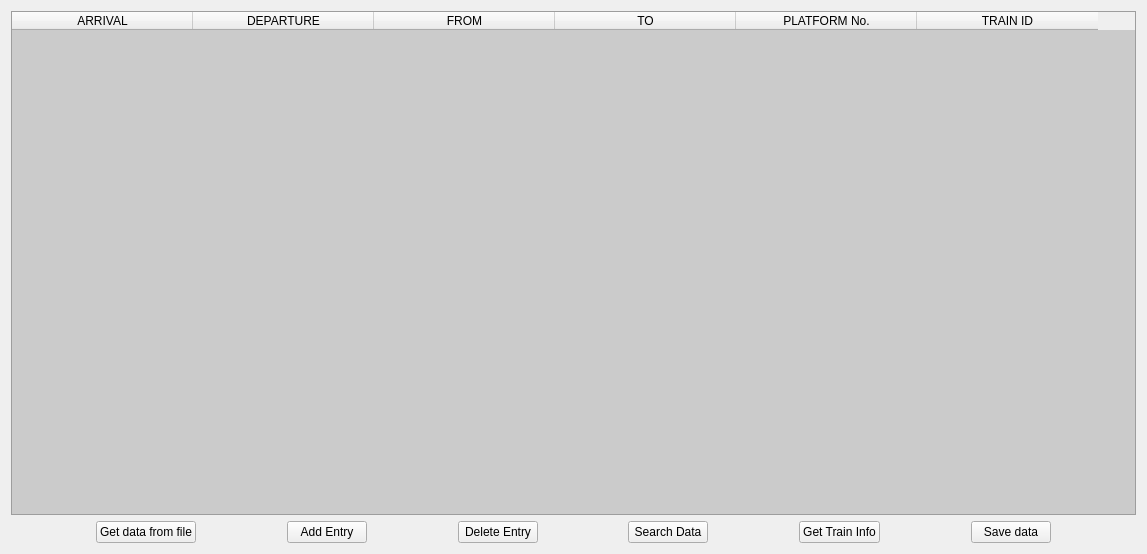
The window that ui/mainwindow.ui (Kuboss949/PociagiQT) describes before a commit, drawn with Qt 5.
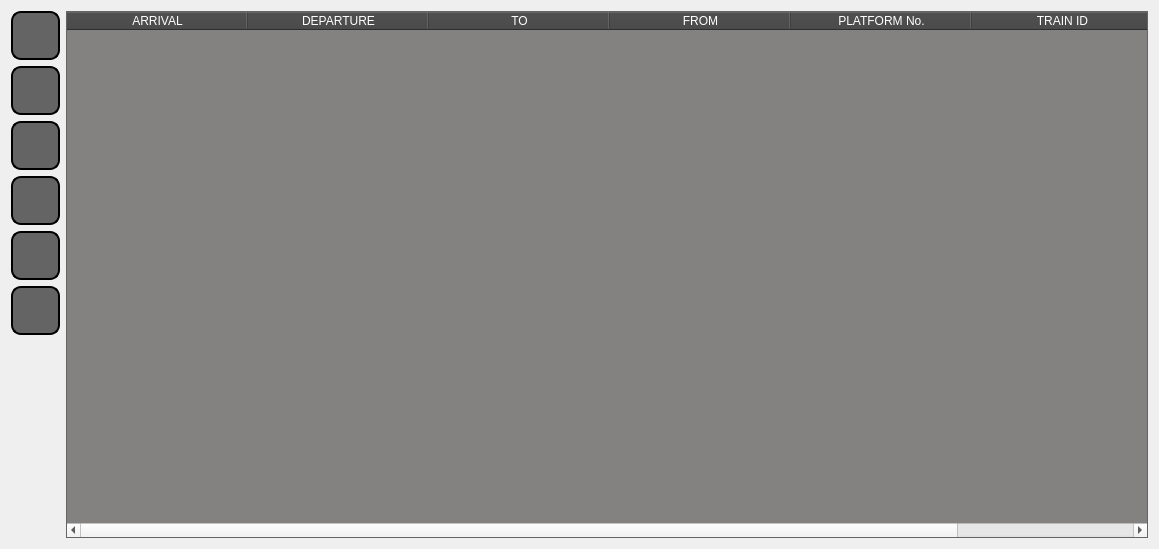
The same window after the commit. Icons and pictures are not drawn.

Commit message: better layout, some bugs to fix

Diff of the .ui file:
```diff
--- a/ui/mainwindow.ui
+++ b/ui/mainwindow.ui
@@ -6,23 +6,120 @@
    <rect>
     <x>0</x>
     <y>0</y>
-    <width>1147</width>
-    <height>554</height>
+    <width>1159</width>
+    <height>549</height>
    </rect>
   </property>
   <property name="windowTitle">
    <string>MainWindow</string>
   </property>
+  <property name="styleSheet">
+   <string notr="true">QTableWidget{
+	background-color: rgb(131, 130, 129);
+	font-size:12px;
+	gridline-color: rgb(0, 0, 0);
+}
+QHeaderView{
+	background-color: rgb(65, 65, 65);
+	color:white;
+	font: 700 14px &quot;Segoe UI&quot;;
+}
+QPushButton{
+height:45px;
+width:45px;
+border: 2px solid black;
+border-radius:10px;
+background-color: rgb(100, 100, 100);
+}
+QPushButton:hover{
+background-color:rgb(129, 129, 129) ;
+}
+</string>
+  </property>
   <layout class="QVBoxLayout" name="verticalLayout">
    <item>
-    <layout class="QVBoxLayout" name="verticalLayout_2">
+    <layout class="QHBoxLayout" name="horizontalLayout">
+     <item>
+      <layout class="QVBoxLayout" name="verticalLayout_3">
+       <item>
+        <widget class="QPushButton" name="addEntryButt">
+         <property name="toolTip">
+          <string>&lt;html&gt;&lt;head/&gt;&lt;body&gt;&lt;p&gt;Add Row&lt;/p&gt;&lt;/body&gt;&lt;/html&gt;</string>
+         </property>
+         <property name="text">
+          <string/>
+         </property>
+        </widget>
+       </item>
+       <item>
+        <widget class="QPushButton" name="deleteEntryButt">
+         <property name="toolTip">
+          <string>&lt;html&gt;&lt;head/&gt;&lt;body&gt;&lt;p&gt;Delete Row&lt;/p&gt;&lt;/body&gt;&lt;/html&gt;</string>
+         </property>
+         <property name="text">
+          <string/>
+         </property>
+        </widget>
+       </item>
+       <item>
+        <widget class="QPushButton" name="searchDataButt">
+         <property name="toolTip">
+          <string>&lt;html&gt;&lt;head/&gt;&lt;body&gt;&lt;p&gt;Search&lt;/p&gt;&lt;/body&gt;&lt;/html&gt;</string>
+         </property>
+         <property name="text">
+          <string/>
+         </property>
+        </widget>
+       </item>
+       <item>
+        <widget class="QPushButton" name="infoButt">
+         <property name="toolTip">
+          <string>&lt;html&gt;&lt;head/&gt;&lt;body&gt;&lt;p&gt;Get info about train&lt;/p&gt;&lt;/body&gt;&lt;/html&gt;</string>
+         </property>
+         <property name="text">
+          <string/>
+         </property>
+        </widget>
+       </item>
+       <item>
+        <widget class="QPushButton" name="getDataButt">
+         <property name="whatsThis">
+          <string>&lt;html&gt;&lt;head/&gt;&lt;body&gt;&lt;p&gt;Get data from file&lt;/p&gt;&lt;/body&gt;&lt;/html&gt;</string>
+         </property>
+         <property name="text">
+          <string/>
+         </property>
+        </widget>
+       </item>
+       <item>
+        <widget class="QPushButton" name="saveDataButt">
+         <property name="toolTip">
+          <string>&lt;html&gt;&lt;head/&gt;&lt;body&gt;&lt;p&gt;Save data&lt;/p&gt;&lt;/body&gt;&lt;/html&gt;</string>
+         </property>
+         <property name="text">
+          <string/>
+         </property>
+        </widget>
+       </item>
+       <item>
+        <spacer name="verticalSpacer">
+         <property name="orientation">
+          <enum>Qt::Vertical</enum>
+         </property>
+         <property name="sizeHint" stdset="0">
+          <size>
+           <width>20</width>
+           <height>40</height>
+          </size>
+         </property>
+        </spacer>
+       </item>
+      </layout>
+     </item>
      <item>
       <widget class="QTableWidget" name="dataView">
        <property name="styleSheet">
-        <string notr="true">QTableWidget{
-	alternate-background-color: rgb(94, 94, 94);
-	background-color: rgb(203, 203, 203);
-}</string>
+        <string notr="true"/>
        </property>
        <property name="alternatingRowColors">
         <bool>true</bool>
@@ -77,16 +174,16 @@
          <string>DEPARTURE</string>
         </property>
        </column>
-       <column>
-        <property name="text">
-         <string>FROM</string>
-        </property>
-       </column>
        <column>
         <property name="text">
          <string>TO</string>
         </property>
        </column>
+       <column>
+        <property name="text">
+         <string>FROM</string>
+        </property>
+       </column>
        <column>
         <property name="text">
          <string>PLATFORM No.</string>
@@ -99,143 +196,6 @@
        </column>
       </widget>
      </item>
-     <item>
-      <layout class="QHBoxLayout" name="horizontalLayout">
-       <item>
-        <spacer name="horizontalSpacer_5">
-         <property name="orientation">
-          <enum>Qt::Horizontal</enum>
-         </property>
-         <property name="sizeHint" stdset="0">
-          <size>
-           <width>40</width>
-           <height>20</height>
-          </size>
-         </property>
-        </spacer>
-       </item>
-       <item>
-        <widget class="QPushButton" name="getDataButt">
-         <property name="text">
-          <string>Get data from file</string>
-         </property>
-        </widget>
-       </item>
-       <item>
-        <spacer name="horizontalSpacer">
-         <property name="orientation">
-          <enum>Qt::Horizontal</enum>
-         </property>
-         <property name="sizeHint" stdset="0">
-          <size>
-           <width>40</width>
-           <height>20</height>
-          </size>
-         </property>
-        </spacer>
-       </item>
-       <item>
-        <widget class="QPushButton" name="addEntryButt">
-         <property name="text">
-          <string>Add Entry</string>
-         </property>
-        </widget>
-       </item>
-       <item>
-        <spacer name="horizontalSpacer_2">
-         <property name="orientation">
-          <enum>Qt::Horizontal</enum>
-         </property>
-         <property name="sizeHint" stdset="0">
-          <size>
-           <width>40</width>
-           <height>20</height>
-          </size>
-         </property>
-        </spacer>
-       </item>
-       <item>
-        <widget class="QPushButton" name="deleteEntryButt">
-         <property name="text">
-          <string>Delete Entry</string>
-         </property>
-        </widget>
-       </item>
-       <item>
-        <spacer name="horizontalSpacer_3">
-         <property name="orientation">
-          <enum>Qt::Horizontal</enum>
-         </property>
-         <property name="sizeHint" stdset="0">
-          <size>
-           <width>40</width>
-           <height>20</height>
-          </size>
-         </property>
-        </spacer>
-       </item>
-       <item>
-        <widget class="QPushButton" name="searchDataButt">
-         <property name="text">
-          <string>Search Data</string>
-         </property>
-        </widget>
-       </item>
-       <item>
-        <spacer name="horizontalSpacer_7">
-         <property name="orientation">
-          <enum>Qt::Horizontal</enum>
-         </property>
-         <property name="sizeHint" stdset="0">
-          <size>
-           <width>40</width>
-           <height>20</height>
-          </size>
-         </property>
-        </spacer>
-       </item>
-       <item>
-        <widget class="QPushButton" name="infoButt">
-         <property name="text">
-          <string>Get Train Info</string>
-         </property>
-        </widget>
-       </item>
-       <item>
-        <spacer name="horizontalSpacer_4">
-         <property name="orientation">
-          <enum>Qt::Horizontal</enum>
-         </property>
-         <property name="sizeHint" stdset="0">
-          <size>
-           <width>40</width>
-           <height>20</height>
-          </size>
-         </property>
-        </spacer>
-       </item>
-       <item>
-        <widget class="QPushButton" name="saveDataButt">
-         <property name="text">
-          <string>Save data</string>
-         </property>
-        </widget>
-       </item>
-       <item>
-        <spacer name="horizontalSpacer_6">
-         <property name="orientation">
-          <enum>Qt::Horizontal</enum>
-         </property>
-         <property name="sizeHint" stdset="0">
-          <size>
-           <width>40</width>
-           <height>20</height>
-          </size>
-         </property>
-        </spacer>
-       </item>
-      </layout>
-     </item>
     </layout>
    </item>
   </layout>
```
The commit also changes 8 other files.
